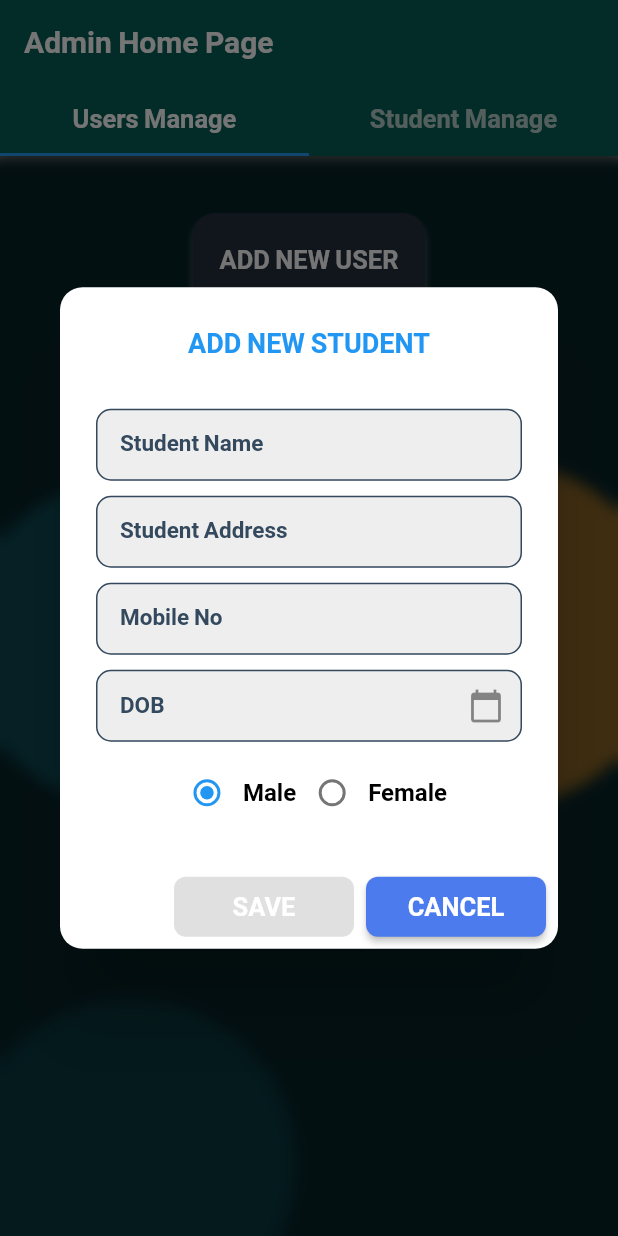
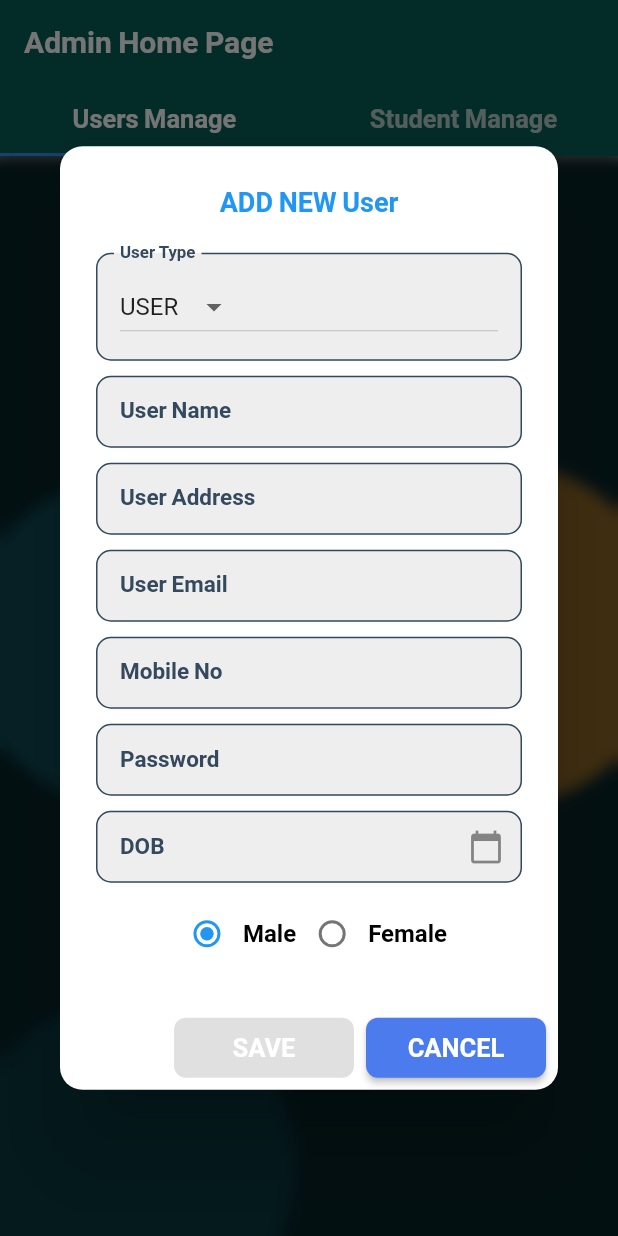
Before and after one commit to sumathipala-hes/training-ramp-up, a Flutter app: the screen it shows after launch, after a tap on "ADD NEW USER", on a phone screen of 412 x 824 dp. Run offline on Flutter 3.47's test engine with Material 2 defaults, Android fonts, the phone set to English and light mode, and no system bars; our stand-ins replace firebase_core, firebase_messaging, flutter_bloc, fluttertoast, google_fonts, logger; accounts and stored records are empty; network calls fail; Roboto replaces fonts that are missing (Ubuntu).

Commit message:
Refactored code

```diff
--- a/front_end/lib/ui/admin_home_page/admin_home_page_view.dart
+++ b/front_end/lib/ui/admin_home_page/admin_home_page_view.dart
@@ -10,6 +10,7 @@ import '../../model/student_model.dart';
 import '../manage_student_page/manage_student_page_provider.dart';
 import '../widget/card_details.dart';
 import '../widget/student_modal.dart';
+import '../widget/user_modal.dart';
 import 'admin_home_page_bloc.dart';
 import 'admin_home_page_state.dart';
 
@@ -92,7 +93,7 @@ class AdminHomePageView extends StatelessWidget {
                 onPressed: () {
                   showDialog(
                     context: context,
-                    builder: (context) => const PopupModal(),
+                    builder: (context) => const UserPopupModal(),
                   );
                 },
                 child: Text(
@@ -156,7 +157,7 @@ class AdminHomePageView extends StatelessWidget {
                 onPressed: () {
                   showDialog(
                     context: context,
-                    builder: (context) => const PopupModal(),
+                    builder: (context) => const StudentPopupModal(),
                   );
                 },
                 child: Text(
--- a/front_end/lib/ui/widget/student_modal.dart
+++ b/front_end/lib/ui/widget/student_modal.dart
@@ -6,15 +6,15 @@ import '../../theme/primary_theme.dart';
 import '../admin_home_page/admin_home_page_bloc.dart';
 import '../admin_home_page/admin_home_page_event.dart';
 
-class PopupModal extends StatefulWidget {
-  const PopupModal({super.key});
+class StudentPopupModal extends StatefulWidget {
+  const StudentPopupModal({super.key});
 
   @override
   // ignore: library_private_types_in_public_api
-  _PopupModalState createState() => _PopupModalState();
+  _StudentPopupModalState createState() => _StudentPopupModalState();
 }
 
-class _PopupModalState extends State<PopupModal> {
+class _StudentPopupModalState extends State<StudentPopupModal> {
   final TextEditingController nameController = TextEditingController();
   final TextEditingController addressController = TextEditingController();
   final TextEditingController mobileNoController = TextEditingController();
--- a/front_end/lib/ui/widget/user_modal.dart
+++ b/front_end/lib/ui/widget/user_modal.dart
@@ -6,16 +6,20 @@ import '../../theme/primary_theme.dart';
 import '../admin_home_page/admin_home_page_bloc.dart';
 import '../admin_home_page/admin_home_page_event.dart';
 
-class PopupModal extends StatefulWidget {
-  const PopupModal({super.key});
+class UserPopupModal extends StatefulWidget {
+  const UserPopupModal({super.key});
 
   @override
   // ignore: library_private_types_in_public_api
-  _PopupModalState createState() => _PopupModalState();
+  _UserPopupModalState createState() => _UserPopupModalState();
 }
 
-class _PopupModalState extends State<PopupModal> {
+class _UserPopupModalState extends State<UserPopupModal> {
   final TextEditingController nameController = TextEditingController();
+  final TextEditingController emailController = TextEditingController();
+  final TextEditingController passwordController = TextEditingController();
+  final TextEditingController userTypeController =
+      TextEditingController(text: 'USER');
   final TextEditingController addressController = TextEditingController();
   final TextEditingController mobileNoController = TextEditingController();
   final TextEditingController dateController = TextEditingController();
@@ -24,6 +28,10 @@ class _PopupModalState extends State<PopupModal> {
   static final RegExp _nameRegExp = RegExp(r'^[a-zA-Z ]+$');
   static final RegExp _telNoRegExp = RegExp(r'^(07(0|1|2|4|5|6|7|8)[0-9]{7})$');
   static final RegExp _addressRegExp = RegExp(r'^[a-zA-Z0-9 ]+$');
+  static final RegExp _emailRegExp =
+      RegExp(r'^[a-zA-Z0-9.]+@[a-zA-Z0-9]+\.[a-zA-Z]+');
+  static final RegExp _passwordRegExp =
+      RegExp(r'^(?=.*?[A-Z])(?=.*?[a-z])(?=.*?[0-9]).{8,}$');
 
   String selectedGender = "Male";
   DateTime dob = DateTime(DateTime.now().year - 18);
@@ -102,7 +110,7 @@ class _PopupModalState extends State<PopupModal> {
         width: MediaQuery.of(context).size.width * 0.8,
         child: Center(
           child: Text(
-            "ADD NEW STUDENT",
+            "ADD NEW User",
             style: headerText,
           ),
         ),
@@ -110,11 +118,43 @@ class _PopupModalState extends State<PopupModal> {
       content: Column(
         mainAxisSize: MainAxisSize.min,
         children: [
+          InputDecorator(
+            decoration: InputDecoration(
+              labelText: "User Type",
+              labelStyle: labelText,
+              border: const OutlineInputBorder(
+                borderRadius: BorderRadius.all(
+                  Radius.circular(10),
+                ),
+              ),
+              filled: true,
+              fillColor: Colors.grey[200],
+              contentPadding: const EdgeInsets.symmetric(
+                vertical: 12.0,
+                horizontal: 16.0,
+              ),
+            ),
+            child: DropdownButton<String>(
+              value: userTypeController.text.trim(),
+              onChanged: (newValue) {
+                setState(() {
+                  userTypeController.text = newValue!;
+                });
+              },
+              items: <String>['USER', 'ADMIN']
+                  .map<DropdownMenuItem<String>>((String value) {
+                return DropdownMenuItem<String>(
+                  value: value,
+                  child: Text(value),
+                );
+              }).toList(),
+            ),
+          ),
           const SizedBox(height: 10),
           TextField(
             controller: nameController,
             decoration: InputDecoration(
-              labelText: "Student Name",
+              labelText: "User Name",
               labelStyle: labelText,
               border: const OutlineInputBorder(
                 borderRadius: BorderRadius.all(
@@ -133,7 +173,26 @@ class _PopupModalState extends State<PopupModal> {
           TextField(
             controller: addressController,
             decoration: InputDecoration(
-              labelText: "Student Address",
+              labelText: "User Address",
+              labelStyle: labelText,
+              border: const OutlineInputBorder(
+                borderRadius: BorderRadius.all(
+                  Radius.circular(10),
+                ),
+              ),
+              filled: true,
+              fillColor: Colors.grey[200],
+              contentPadding: const EdgeInsets.symmetric(
+                vertical: 12.0,
+                horizontal: 16.0,
+              ),
+            ),
+          ),
+          const SizedBox(height: 10),
+          TextField(
+            controller: emailController,
+            decoration: InputDecoration(
+              labelText: "User Email",
               labelStyle: labelText,
               border: const OutlineInputBorder(
                 borderRadius: BorderRadius.all(
@@ -153,6 +212,27 @@ class _PopupModalState extends State<PopupModal> {
             controller: mobileNoController,
             decoration: InputDecoration(
               labelText: "Mobile No",
+              labelStyle: labelText,
+              border: const OutlineInputBorder(
+                borderRadius: BorderRadius.all(
+                  Radius.circular(10),
+                ),
+              ),
+              filled: true,
+              fillColor: Colors.grey[200],
+              contentPadding: const EdgeInsets.symmetric(
+                vertical: 12.0,
+                horizontal: 16.0,
+              ),
+            ),
+          ),
+          const SizedBox(
+            height: 10,
+          ),
+          TextField(
+            controller: passwordController,
+            decoration: InputDecoration(
+              labelText: "Password",
               labelStyle: labelText,
               border: const OutlineInputBorder(
                 borderRadius: BorderRadius.all(
```
